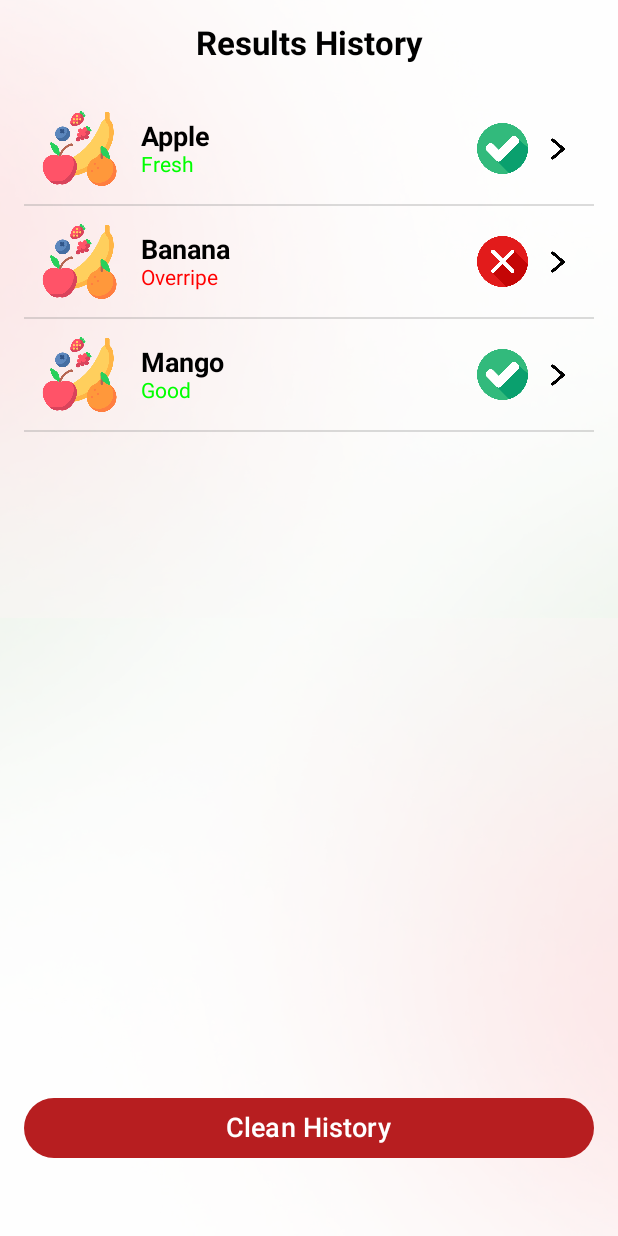
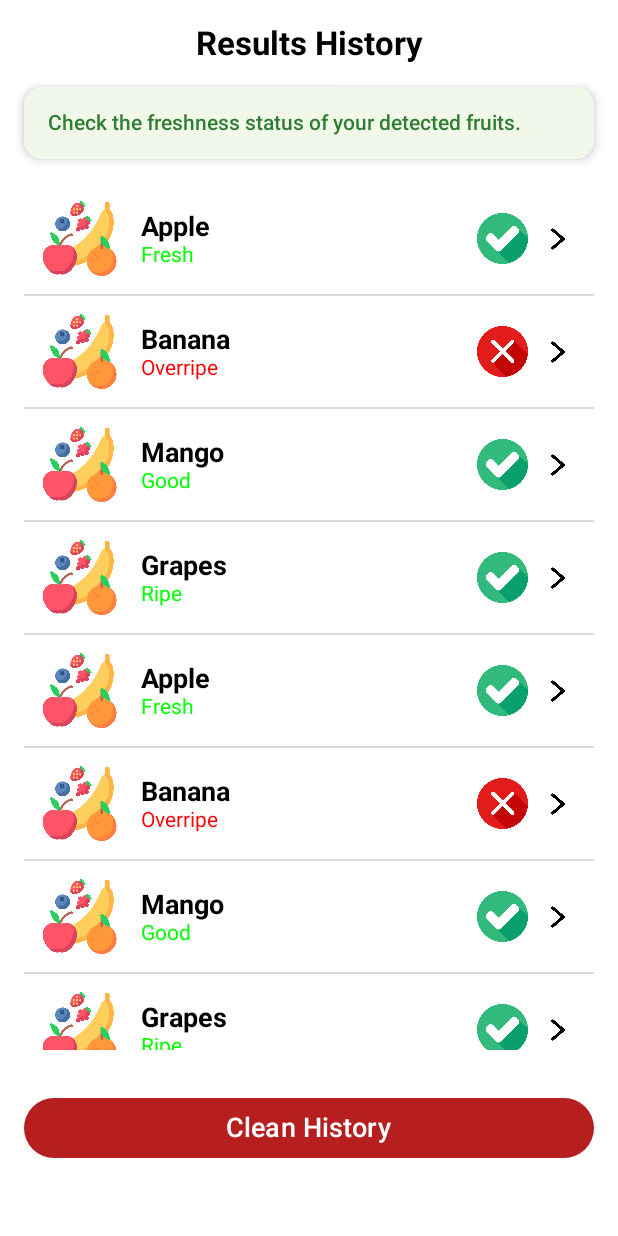
Before and after one commit to Santiago0930/Tesis, an Android app built with Jetpack Compose: the @Preview function PreviewResultsHistoryScreen, on a phone screen of 412 x 824 dp. Run offline under Robolectric (Android 15) with nearby library versions, the light colour scheme and no system bars; Roboto replaces fonts that are not available here.

Commit message:
Welcome screen, Results History (Alpha), Log In Sign up (Beta)
Iconos de Check y X agregados e implementados y estetica mejorada

```diff
--- a/app/src/main/java/com/example/frutti/ResultsHistoryActivity.kt
+++ b/app/src/main/java/com/example/frutti/ResultsHistoryActivity.kt
@@ -45,13 +45,6 @@ class ResultsHistoryActivity : ComponentActivity() {
 @Composable
 fun ResultsHistoryScreen(fruitList: List<FruitItem>, onItemClick: (FruitItem) -> Unit, onClearHistory: () -> Unit) {
     Box(modifier = Modifier.fillMaxSize()) {
-        Image(
-            painter = painterResource(id = R.drawable.bg),
-            contentDescription = "Background Image",
-            contentScale = ContentScale.Crop,
-            modifier = Modifier.fillMaxSize()
-        )
-
         Column(
             modifier = Modifier
                 .fillMaxSize()
@@ -64,9 +57,33 @@ fun ResultsHistoryScreen(fruitList: List<FruitItem>, onItemClick: (FruitItem) ->
                 fontWeight = FontWeight.Bold,
                 modifier = Modifier
                     .fillMaxWidth()
-                    .padding(bottom = 20.dp)
+                    .padding(bottom = 8.dp)
                     .wrapContentWidth(Alignment.CenterHorizontally)
             )
+
+            // Tarjeta decorativa
+            Card(
+                colors = CardDefaults.cardColors(containerColor = Color(0xFFF1F8E9)),
+                elevation = CardDefaults.cardElevation(4.dp),
+                shape = MaterialTheme.shapes.medium,
+                modifier = Modifier
+                    .fillMaxWidth()
+                    .padding(vertical = 8.dp)
+            ) {
+                Column(
+                    modifier = Modifier.padding(16.dp),
+                    horizontalAlignment = Alignment.CenterHorizontally
+                ) {
+                    Text(
+                        text = "Check the freshness status of your detected fruits.",
+                        fontSize = 14.sp,
+                        color = Color(0xFF2E7D32),
+                        fontWeight = FontWeight.Medium
+                    )
+                }
+            }
+
+            Spacer(modifier = Modifier.height(8.dp)) // Espaciado entre la tarjeta y la lista
 
             LazyColumn(modifier = Modifier.weight(1f)) {
                 items(fruitList) { fruit ->
@@ -87,10 +104,11 @@ fun ResultsHistoryScreen(fruitList: List<FruitItem>, onItemClick: (FruitItem) ->
                 Text(text = "Clean History", color = Color.White, fontSize = 18.sp)
             }
 
-            Spacer(modifier = Modifier.height(32.dp)) // Espacio en blanco extra
+            Spacer(modifier = Modifier.height(32.dp)) // Espacio extra en la parte inferior
         }
     }
 }
+
 
 @Composable
 fun FruitListItem(fruit: FruitItem, onItemClick: (FruitItem) -> Unit) {
@@ -129,17 +147,31 @@ fun FruitListItem(fruit: FruitItem, onItemClick: (FruitItem) -> Unit) {
 
 @Preview(showBackground = true)
 @Composable
+
 fun PreviewResultsHistoryScreen() {
     ResultsHistoryScreen(
         fruitList = listOf(
             FruitItem("Apple", "Fresh", R.drawable.ic_fruit, true),
             FruitItem("Banana", "Overripe", R.drawable.ic_fruit, false),
-            FruitItem("Mango", "Good", R.drawable.ic_fruit, true)
+            FruitItem("Mango", "Good", R.drawable.ic_fruit, true),
+            FruitItem("Grapes", "Ripe", R.drawable.ic_fruit, true),
+            FruitItem("Apple", "Fresh", R.drawable.ic_fruit, true),
+            FruitItem("Banana", "Overripe", R.drawable.ic_fruit, false),
+            FruitItem("Mango", "Good", R.drawable.ic_fruit, true),
+            FruitItem("Grapes", "Ripe", R.drawable.ic_fruit, true),
+            FruitItem("Orange", "Overripe", R.drawable.ic_fruit, false),
+            FruitItem("Strawberry", "Fresh", R.drawable.ic_fruit, true),
+            FruitItem("Pineapple", "Good", R.drawable.ic_fruit, true),
+            FruitItem("Orange", "Overripe", R.drawable.ic_fruit, false),
+            FruitItem("Strawberry", "Fresh", R.drawable.ic_fruit, true),
+            FruitItem("Pineapple", "Good", R.drawable.ic_fruit, true),
+            FruitItem("Pear", "Overripe", R.drawable.ic_fruit, false)
         ),
         onItemClick = {},
         onClearHistory = {}
     )
 }
+
 
 @Preview(showBackground = true)
 @Composable
```
